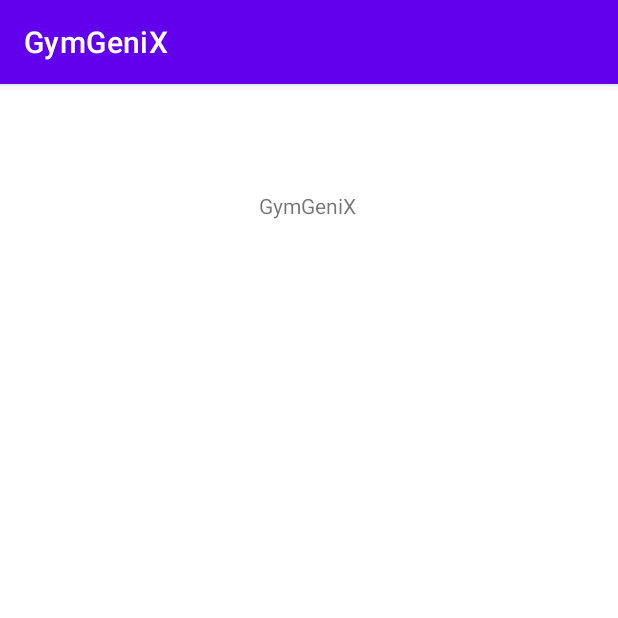
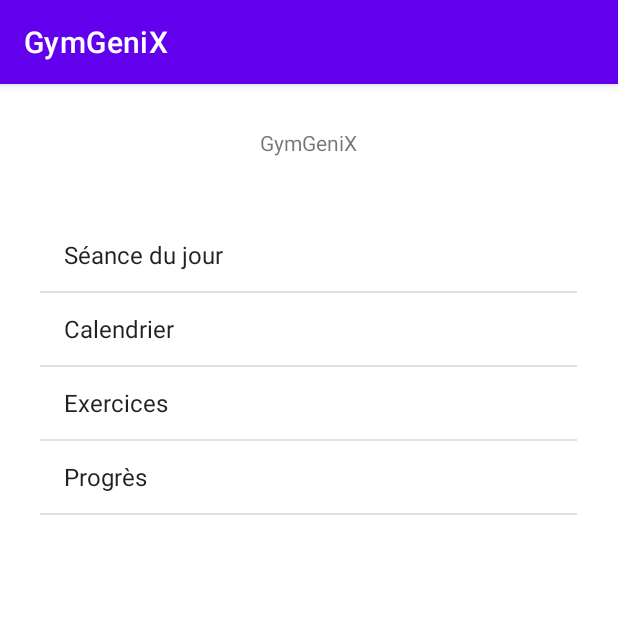
Before and after one commit to huutuk/GymGeniX, an Android app: the screen it shows after launch (MainActivity), on a phone screen of 412 x 824 dp, the top half of it. Run offline under Robolectric (Android 15) with nearby library versions, the phone set to English and light mode, and no system bars.

Commit message:
MainActivity: listview + selection page

```diff
--- a/app/build.gradle
+++ b/app/build.gradle
@@ -26,12 +26,18 @@ android {
         sourceCompatibility JavaVersion.VERSION_1_8
         targetCompatibility JavaVersion.VERSION_1_8
     }
+    buildFeatures {
+        viewBinding true
+    }
 }
 
 dependencies {
 
     implementation 'androidx.appcompat:appcompat:1.5.1'
     implementation 'com.google.android.material:material:1.7.0'
+    implementation 'androidx.constraintlayout:constraintlayout:2.1.4'
+    implementation 'androidx.navigation:navigation-fragment:2.5.2'
+    implementation 'androidx.navigation:navigation-ui:2.5.2'
     testImplementation 'junit:junit:4.13.2'
     androidTestImplementation 'androidx.test.ext:junit:1.1.3'
     androidTestImplementation 'androidx.test.espresso:espresso-core:3.4.0'
--- a/app/src/main/java/com/example/gymgenix/MainActivity.java
+++ b/app/src/main/java/com/example/gymgenix/MainActivity.java
@@ -1,15 +1,51 @@
 package com.example.gymgenix;
 
+import android.content.Intent;
 import android.os.Bundle;
+import android.view.View;
+import android.widget.AdapterView;
+import android.widget.ArrayAdapter;
+import android.widget.ListView;
 
 import androidx.appcompat.app.AppCompatActivity;
 
 
 public class MainActivity extends AppCompatActivity {
 
+    ListView mainList;
+    String[] page;
+    ArrayAdapter<String>adapter;
+
     @Override
     protected void onCreate(Bundle savedInstanceState) {
         super.onCreate(savedInstanceState);
         setContentView(R.layout.activity_main);
+
+    mainList = findViewById(R.id.mainList);
+        page = getResources().getStringArray(R.array.pageNames);
+        // PageNames contient la liste des pages
+
+
+
+adapter = new ArrayAdapter<>(this, android.R.layout.simple_list_item_1,
+        page);
+mainList.setAdapter(adapter);
+mainList.setOnItemClickListener(new AdapterView.OnItemClickListener() {
+    @Override
+    public void onItemClick(AdapterView<?> adapterView, View view, int i, long l) {
+        // on ajoute les autres activities ici
+        /*
+        if (i == 0) {
+            Intent intent = new Intent(view.getContext(), TEST1.class);
+            startActivity(intent);
+
+        }
+
+         */
+    }
+});
+
+
+
     }
 }
--- a/app/src/main/res/layout/activity_main.xml
+++ b/app/src/main/res/layout/activity_main.xml
@@ -1,6 +1,5 @@
 <?xml version="1.0" encoding="utf-8"?>
-<androidx.constraintlayout.widget.ConstraintLayout xmlns:android="http://schemas.android.com/apk/res/android"
-    xmlns:app="http://schemas.android.com/apk/res-auto"
+<RelativeLayout xmlns:android="http://schemas.android.com/apk/res/android"
     xmlns:tools="http://schemas.android.com/tools"
     android:layout_width="match_parent"
     android:layout_height="match_parent"
@@ -10,14 +9,23 @@
         android:id="@+id/textView"
         android:layout_width="wrap_content"
         android:layout_height="wrap_content"
+        android:layout_alignParentTop="true"
+        android:layout_centerHorizontal="true"
+        android:layout_marginTop="29dp"
         android:text="@string/gymgenix"
-        app:layout_constraintBottom_toBottomOf="parent"
-        app:layout_constraintHorizontal_bias="0.498"
-        app:layout_constraintLeft_toLeftOf="parent"
-        app:layout_constraintRight_toRightOf="parent"
-        app:layout_constraintTop_toTopOf="parent"
-        app:layout_constraintVertical_bias="0.095" />
+        tools:layout_editor_absoluteX="16dp"
+        tools:layout_editor_absoluteY="16dp" />
+
+    <ListView
+        android:id="@+id/mainList"
+        android:layout_width="358dp"
+        android:layout_height="466dp"
+        android:layout_alignParentTop="true"
+        android:layout_centerHorizontal="true"
+        android:layout_marginTop="90dp"
+        tools:ignore="MissingConstraints"
+        tools:layout_editor_absoluteX="72dp"
+        tools:layout_editor_absoluteY="109dp" />
 
 
-
-</androidx.constraintlayout.widget.ConstraintLayout>
+</RelativeLayout>
--- /dev/null
+++ b/app/src/main/res/values-land/dimens.xml
@@ -0,0 +1,3 @@
+<resources>
+      <dimen name="fab_margin">48dp</dimen>
+   </resources>
--- /dev/null
+++ b/app/src/main/res/values-w1240dp/dimens.xml
@@ -0,0 +1,3 @@
+<resources>
+      <dimen name="fab_margin">200dp</dimen>
+   </resources>
--- /dev/null
+++ b/app/src/main/res/values-w600dp/dimens.xml
@@ -0,0 +1,3 @@
+<resources>
+      <dimen name="fab_margin">48dp</dimen>
+   </resources>
--- /dev/null
+++ b/app/src/main/res/values/dimens.xml
@@ -0,0 +1,3 @@
+<resources>
+      <dimen name="fab_margin">16dp</dimen>
+   </resources>
--- a/app/src/main/res/values/strings.xml
+++ b/app/src/main/res/values/strings.xml
@@ -1,5 +1,20 @@
 <resources>
     <string name="app_name">GymGeniX</string>
-    <string name="welcome_message">Welcome guys</string>
     <string name="gymgenix">GymGeniX</string>
+
+    <string-array name="pageNames">
+        <item>Séance du jour</item>
+        <item>Calendrier</item>
+        <item>Exercices</item>
+        <item>Progrès</item>
+    </string-array>
+    <string name="title_activity_test2">TEST2</string>
+    <!-- Strings used for fragments for navigation -->
+    <string name="first_fragment_label">First Fragment</string>
+    <string name="second_fragment_label">Second Fragment</string>
+    <string name="next">Next</string>
+    <string name="previous">Previous</string>
+
+    <string name="hello_first_fragment">Hello first fragment</string>
+    <string name="hello_second_fragment">Hello second fragment. Arg: %1$s</string>
 </resources>
--- a/app/src/main/res/values/themes.xml
+++ b/app/src/main/res/values/themes.xml
@@ -13,4 +13,10 @@
         <item name="android:statusBarColor">?attr/colorPrimaryVariant</item>
         <!-- Customize your theme here. -->
     </style>
+    <style name="Theme.GymGeniX.NoActionBar">
+        <item name="windowActionBar">false</item>
+        <item name="windowNoTitle">true</item>
+    </style>
+    <style name="Theme.GymGeniX.AppBarOverlay" parent="ThemeOverlay.AppCompat.Dark.ActionBar" />
+    <style name="Theme.GymGeniX.PopupOverlay" parent="ThemeOverlay.AppCompat.Light" />
 </resources>
```
Also changed, not shown: app/src/main/AndroidManifest.xml (+8 -6 lines), app/src/main/res/navigation/nav_graph.xml (added, +28 -0 lines).
